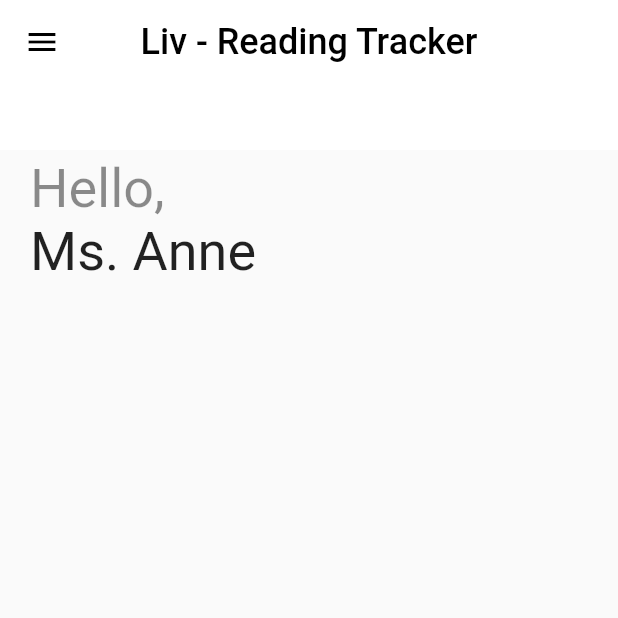
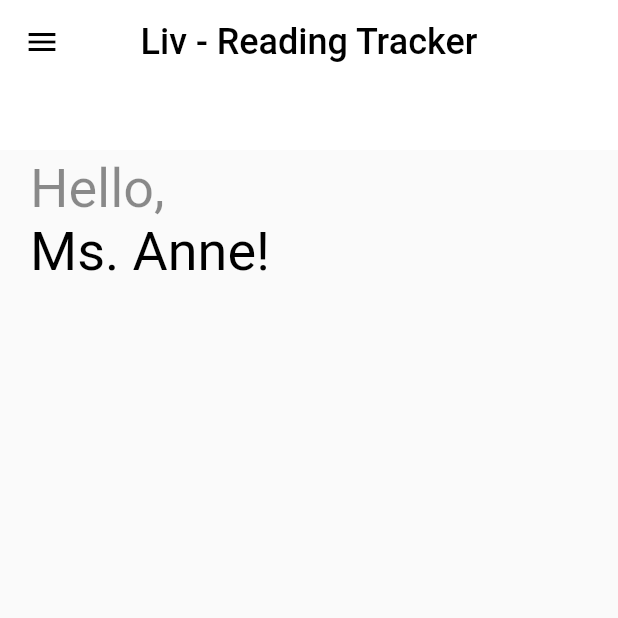
Before and after one commit to gapolli/Liv, a Flutter app: the screen it shows after launch, on a phone screen of 412 x 824 dp, the top half of it. Run offline on Flutter 3.47's test engine with Material 2 defaults, Android fonts, the phone set to English and light mode, and no system bars.

Commit message:
Some general adjustments

```diff
--- a/lib/ReadingTracker.dart
+++ b/lib/ReadingTracker.dart
@@ -12,8 +12,11 @@ class ReadingTracker extends StatelessWidget {
       debugShowCheckedModeBanner: false,
       home: Scaffold(
         appBar: CustomAppBar(title: _title),
-        body: SafeArea(
-          child: GreetingUserWidget(),
+        body: Padding(
+          padding: const EdgeInsets.symmetric(horizontal: 20.0, vertical: 5.0),
+          child: SafeArea(
+            child: GreetingUserWidget(),
+          ),
         ),
       ),
     );
--- a/lib/widgets/GreetingUserWidget.dart
+++ b/lib/widgets/GreetingUserWidget.dart
@@ -8,25 +8,23 @@ class GreetingUserWidget extends StatelessWidget {
   @override
   Widget build(BuildContext context) {
     return Container(
-      padding: EdgeInsets.symmetric(horizontal: 20, vertical: 5),
-      child: Column(
-        crossAxisAlignment: CrossAxisAlignment.start,
-        children: [
-          const Text(
-            "Hello,",
+        // padding: EdgeInsets.symmetric(horizontal: 20, vertical: 5),
+        child: RichText(
+      text: TextSpan(
+        text: 'Hello, \n',
         style: TextStyle(
           fontSize: 36,
           color: Colors.black45,
         ),
-          ),
-          const Text(
-            "Ms. Anne",
+        children: <TextSpan>[
+          TextSpan(
+              text: 'Ms. Anne!',
               style: TextStyle(
                 fontSize: 36,
-            ),
-          )
+                color: Colors.black,
+              )),
         ],
       ),
-    );
+    ));
   }
 }
```
Lines whose indentation alone changed are shown as unchanged.
